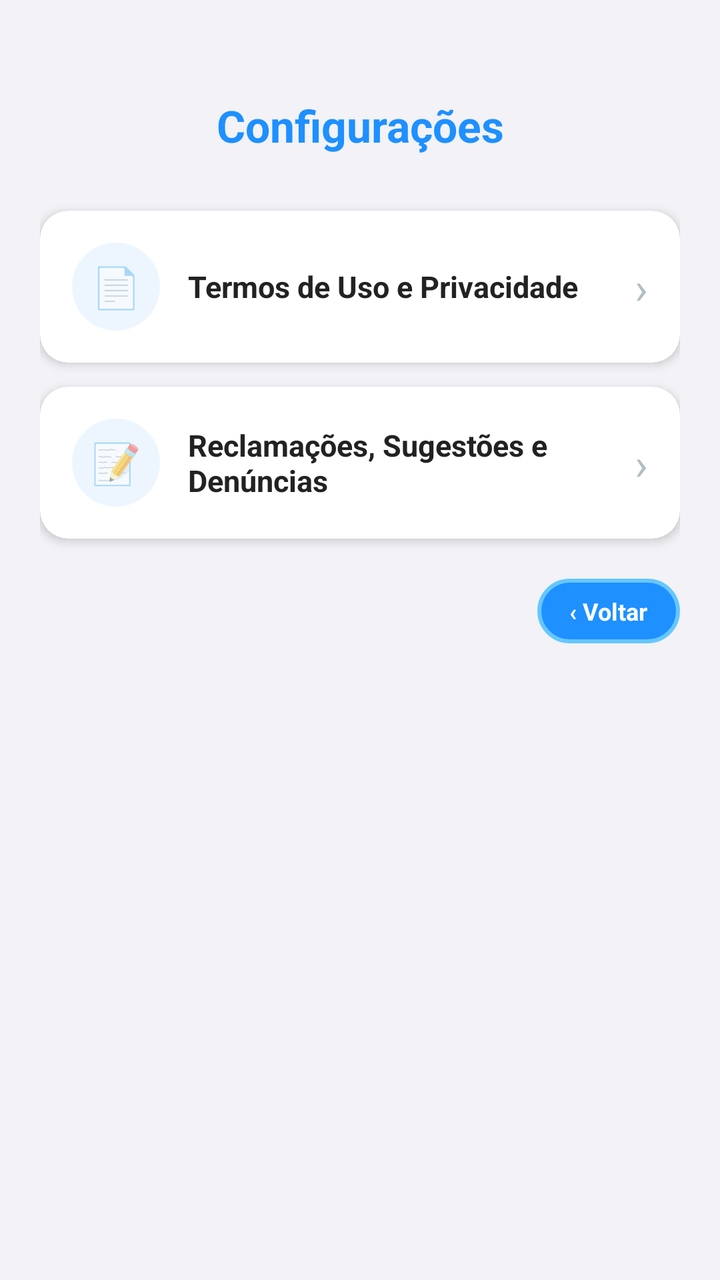
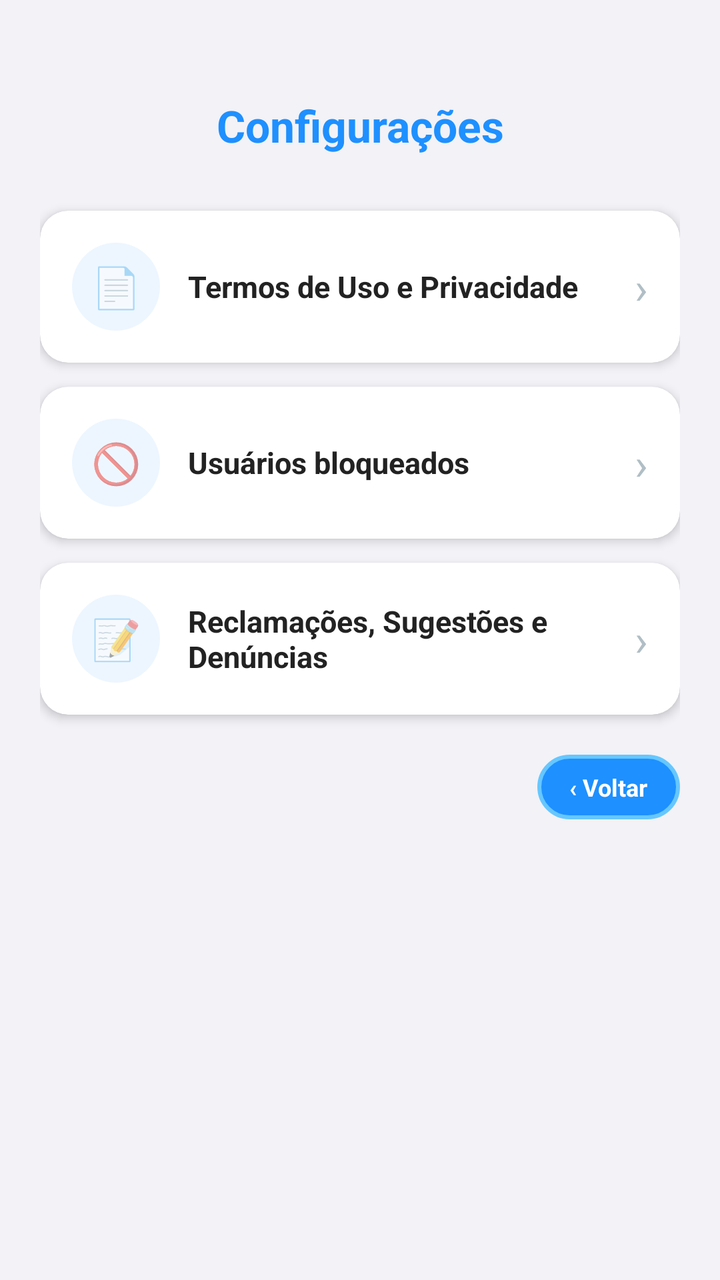

Two renders of the same Android screen: before a commit and after it. Below are the layout's source before the change and the commit's diff.
<!-- AndroidManifest.xml: application theme Theme.Caronas -->
<!-- res/layout/activity_configuracoes_caronas.xml -->
<?xml version="1.0" encoding="utf-8"?>
<FrameLayout xmlns:android="http://schemas.android.com/apk/res/android"
    xmlns:app="http://schemas.android.com/apk/res-auto"
    android:layout_width="match_parent"
    android:layout_height="match_parent"
    android:background="@color/fundo_cinza_claro">

    <LinearLayout
        android:layout_width="match_parent"
        android:layout_height="wrap_content"
        android:orientation="vertical"
        android:padding="20dp">

        <TextView
            android:layout_width="match_parent"
            android:layout_height="wrap_content"
            android:text="@string/config_titulo"
            android:textColor="@color/azul_neon"
            android:textSize="22sp"
            android:textStyle="bold"
            android:gravity="center"
            android:paddingTop="28dp"
            android:paddingBottom="28dp" />

        
        <androidx.cardview.widget.CardView
            android:id="@+id/cardConfigPagamentos"
            android:layout_width="match_parent"
            android:layout_height="wrap_content"
            android:layout_marginBottom="12dp"
            android:visibility="gone"
            app:cardCornerRadius="14dp"
            app:cardBackgroundColor="#FFFFFF"
            app:cardElevation="3dp">

            <LinearLayout
                android:id="@+id/btnConfigPagamentos"
                android:layout_width="match_parent"
                android:layout_height="wrap_content"
                android:orientation="horizontal"
                android:gravity="center_vertical"
                android:padding="16dp"
                android:clickable="true"
                android:focusable="true"
                android:foreground="?attr/selectableItemBackground">

                <TextView
                    android:layout_width="44dp"
                    android:layout_height="44dp"
                    android:background="@drawable/bg_icone_config"
                    android:text="💳"
                    android:textSize="20sp"
                    android:gravity="center"
                    android:layout_marginEnd="14dp" />

                <LinearLayout
                    android:layout_width="0dp"
                    android:layout_height="wrap_content"
                    android:layout_weight="1"
                    android:orientation="vertical">

                    <TextView
                        android:layout_width="match_parent"
                        android:layout_height="wrap_content"
                        android:text="@string/config_botao_pagamentos"
                        android:textColor="#222222"
                        android:textSize="15sp"
                        android:textStyle="bold" />

                    <TextView
                        android:id="@+id/tvConfigPagamentosStatus"
                        android:layout_width="match_parent"
                        android:layout_height="wrap_content"
                        android:textColor="#777777"
                        android:textSize="12sp"
                        android:visibility="gone" />

                </LinearLayout>

                <TextView
                    android:layout_width="wrap_content"
                    android:layout_height="wrap_content"
                    android:text="›"
                    android:textSize="22sp"
                    android:textColor="#B0BEC5" />

            </LinearLayout>

        </androidx.cardview.widget.CardView>

        <androidx.cardview.widget.CardView
            android:layout_width="match_parent"
            android:layout_height="wrap_content"
            android:layout_marginBottom="12dp"
            app:cardCornerRadius="14dp"
            app:cardBackgroundColor="#FFFFFF"
            app:cardElevation="3dp">

            <LinearLayout
                android:id="@+id/btnConfigTermos"
                android:layout_width="match_parent"
                android:layout_height="wrap_content"
                android:orientation="horizontal"
                android:gravity="center_vertical"
                android:padding="16dp"
                android:clickable="true"
                android:focusable="true"
                android:foreground="?attr/selectableItemBackground">

                <TextView
                    android:layout_width="44dp"
                    android:layout_height="44dp"
                    android:background="@drawable/bg_icone_config"
                    android:text="📄"
                    android:textSize="20sp"
                    android:gravity="center"
                    android:layout_marginEnd="14dp" />

                <TextView
                    android:layout_width="0dp"
                    android:layout_height="wrap_content"
                    android:layout_weight="1"
                    android:text="@string/config_botao_termos"
                    android:textColor="#222222"
                    android:textSize="15sp"
                    android:textStyle="bold" />

                <TextView
                    android:layout_width="wrap_content"
                    android:layout_height="wrap_content"
                    android:text="›"
                    android:textSize="22sp"
                    android:textColor="#B0BEC5" />

            </LinearLayout>

        </androidx.cardview.widget.CardView>

        
        <androidx.cardview.widget.CardView
            android:id="@+id/cardConfigOrientacoes"
            android:layout_width="match_parent"
            android:layout_height="wrap_content"
            android:layout_marginBottom="12dp"
            android:visibility="gone"
            app:cardCornerRadius="14dp"
            app:cardBackgroundColor="#FFFFFF"
            app:cardElevation="3dp">

            <LinearLayout
                android:id="@+id/btnConfigOrientacoes"
                android:layout_width="match_parent"
                android:layout_height="wrap_content"
                android:orientation="horizontal"
                android:gravity="center_vertical"
                android:padding="16dp"
                android:clickable="true"
                android:focusable="true"
                android:foreground="?attr/selectableItemBackground">

                <TextView
                    android:layout_width="44dp"
                    android:layout_height="44dp"
                    android:background="@drawable/bg_icone_config"
                    android:text="🧭"
                    android:textSize="20sp"
                    android:gravity="center"
                    android:layout_marginEnd="14dp" />

                <TextView
                    android:layout_width="0dp"
                    android:layout_height="wrap_content"
                    android:layout_weight="1"
                    android:text="@string/admin_botao_orientacoes"
                    android:textColor="#222222"
                    android:textSize="15sp"
                    android:textStyle="bold" />

                <TextView
                    android:layout_width="wrap_content"
                    android:layout_height="wrap_content"
                    android:text="›"
                    android:textSize="22sp"
                    android:textColor="#B0BEC5" />

            </LinearLayout>

        </androidx.cardview.widget.CardView>

        
        <androidx.cardview.widget.CardView
            android:id="@+id/cardConfigRelatorios"
            android:layout_width="match_parent"
            android:layout_height="wrap_content"
            android:layout_marginBottom="12dp"
            android:visibility="gone"
            app:cardCornerRadius="14dp"
            app:cardBackgroundColor="#FFFFFF"
            app:cardElevation="3dp">

            <LinearLayout
                android:id="@+id/btnConfigRelatorios"
                android:layout_width="match_parent"
                android:layout_height="wrap_content"
                android:orientation="horizontal"
                android:gravity="center_vertical"
                android:padding="16dp"
                android:clickable="true"
                android:focusable="true"
                android:foreground="?attr/selectableItemBackground">

                <TextView
                    android:layout_width="44dp"
                    android:layout_height="44dp"
                    android:background="@drawable/bg_icone_config"
                    android:text="📊"
                    android:textSize="20sp"
                    android:gravity="center"
                    android:layout_marginEnd="14dp" />

                <TextView
                    android:layout_width="0dp"
                    android:layout_height="wrap_content"
                    android:layout_weight="1"
                    android:text="@string/relatorios_titulo"
                    android:textColor="#222222"
                    android:textSize="15sp"
                    android:textStyle="bold" />

                <TextView
                    android:layout_width="wrap_content"
                    android:layout_height="wrap_content"
                    android:text="›"
                    android:textSize="22sp"
                    android:textColor="#B0BEC5" />

            </LinearLayout>

        </androidx.cardview.widget.CardView>

        
        <androidx.cardview.widget.CardView
            android:id="@+id/cardConfigAdministracao"
            android:layout_width="match_parent"
            android:layout_height="wrap_content"
            android:layout_marginBottom="12dp"
            android:visibility="gone"
            app:cardCornerRadius="14dp"
            app:cardBackgroundColor="#FFFFFF"
            app:cardElevation="3dp">

            <LinearLayout
                android:id="@+id/btnConfigAdministracao"
                android:layout_width="match_parent"
                android:layout_height="wrap_content"
                android:orientation="horizontal"
                android:gravity="center_vertical"
                android:padding="16dp"
                android:clickable="true"
                android:focusable="true"
                android:foreground="?attr/selectableItemBackground">

                <TextView
                    android:layout_width="44dp"
                    android:layout_height="44dp"
                    android:background="@drawable/bg_icone_config"
                    android:text="👑"
                    android:textSize="20sp"
                    android:gravity="center"
                    android:layout_marginEnd="14dp" />

                <TextView
                    android:layout_width="0dp"
                    android:layout_height="wrap_content"
                    android:layout_weight="1"
                    android:text="@string/gerenciar_admins_titulo"
                    android:textColor="#222222"
                    android:textSize="15sp"
                    android:textStyle="bold" />

                <TextView
                    android:layout_width="wrap_content"
                    android:layout_height="wrap_content"
                    android:text="›"
                    android:textSize="22sp"
                    android:textColor="#B0BEC5" />

            </LinearLayout>

        </androidx.cardview.widget.CardView>

        
        <androidx.cardview.widget.CardView
            android:id="@+id/cardConfigMensagens"
            android:layout_width="match_parent"
            android:layout_height="wrap_content"
            android:layout_marginBottom="12dp"
            android:visibility="gone"
            app:cardCornerRadius="14dp"
            app:cardBackgroundColor="#FFFFFF"
            app:cardElevation="3dp">

            <LinearLayout
                android:id="@+id/btnConfigMensagens"
                android:layout_width="match_parent"
                android:layout_height="wrap_content"
                android:orientation="horizontal"
                android:gravity="center_vertical"
                android:padding="16dp"
                android:clickable="true"
                android:focusable="true"
                android:foreground="?attr/selectableItemBackground">

                <TextView
                    android:layout_width="44dp"
                    android:layout_height="44dp"
                    android:background="@drawable/bg_icone_config"
                    android:text="💬"
                    android:textSize="20sp"
                    android:gravity="center"
                    android:layout_marginEnd="14dp" />

                <TextView
                    android:layout_width="0dp"
                    android:layout_height="wrap_content"
                    android:layout_weight="1"
                    android:text="@string/admin_botao_ver_mensagens"
                    android:textColor="#222222"
                    android:textSize="15sp"
                    android:textStyle="bold" />

                <TextView
                    android:layout_width="wrap_content"
                    android:layout_height="wrap_content"
                    android:text="›"
                    android:textSize="22sp"
                    android:textColor="#B0BEC5" />

            </LinearLayout>

        </androidx.cardview.widget.CardView>

        
        <androidx.cardview.widget.CardView
            android:id="@+id/cardConfigFinanceiro"
            android:layout_width="match_parent"
            android:layout_height="wrap_content"
            android:layout_marginBottom="12dp"
            android:visibility="gone"
            app:cardCornerRadius="14dp"
            app:cardBackgroundColor="#FFFFFF"
            app:cardElevation="3dp">

            <LinearLayout
                android:id="@+id/btnConfigFinanceiro"
                android:layout_width="match_parent"
                android:layout_height="wrap_content"
                android:orientation="horizontal"
                android:gravity="center_vertical"
                android:padding="16dp"
                android:clickable="true"
                android:focusable="true"
                android:foreground="?attr/selectableItemBackground">

                <TextView
                    android:layout_width="44dp"
                    android:layout_height="44dp"
                    android:background="@drawable/bg_icone_config"
                    android:text="💰"
                    android:textSize="20sp"
                    android:gravity="center"
                    android:layout_marginEnd="14dp" />

                <TextView
                    android:layout_width="0dp"
                    android:layout_height="wrap_content"
                    android:layout_weight="1"
                    android:text="@string/admin_botao_ver_financeiro"
                    android:textColor="#222222"
                    android:textSize="15sp"
                    android:textStyle="bold" />

                <TextView
                    android:layout_width="wrap_content"
                    android:layout_height="wrap_content"
                    android:text="›"
                    android:textSize="22sp"
                    android:textColor="#B0BEC5" />

            </LinearLayout>

        </androidx.cardview.widget.CardView>

        <androidx.cardview.widget.CardView
            android:id="@+id/cardConfigManifestacoes"
            android:layout_width="match_parent"
            android:layout_height="wrap_content"
            app:cardCornerRadius="14dp"
            app:cardBackgroundColor="#FFFFFF"
            app:cardElevation="3dp">

            <LinearLayout
                android:id="@+id/btnConfigManifestacoes"
                android:layout_width="match_parent"
                android:layout_height="wrap_content"
                android:orientation="horizontal"
                android:gravity="center_vertical"
                android:padding="16dp"
                android:clickable="true"
                android:focusable="true"
                android:foreground="?attr/selectableItemBackground">

                <TextView
                    android:layout_width="44dp"
                    android:layout_height="44dp"
                    android:background="@drawable/bg_icone_config"
                    android:text="📝"
                    android:textSize="20sp"
                    android:gravity="center"
                    android:layout_marginEnd="14dp" />

                <TextView
                    android:layout_width="0dp"
                    android:layout_height="wrap_content"
                    android:layout_weight="1"
                    android:text="@string/config_botao_manifestacoes"
                    android:textColor="#222222"
                    android:textSize="15sp"
                    android:textStyle="bold" />

                <TextView
                    android:layout_width="wrap_content"
                    android:layout_height="wrap_content"
                    android:text="›"
                    android:textSize="22sp"
                    android:textColor="#B0BEC5" />

            </LinearLayout>

        </androidx.cardview.widget.CardView>

        
        <TextView
            android:id="@+id/btnVoltarConfig"
            android:layout_width="wrap_content"
            android:layout_height="wrap_content"
            android:layout_gravity="end"
            android:layout_marginTop="20dp"
            android:text="@string/voltar"
            android:textColor="#FFFFFF"
            android:textSize="12sp"
            android:textStyle="bold"
            android:background="@drawable/botao_azul_neon"
            android:paddingStart="16dp"
            android:paddingEnd="16dp"
            android:paddingTop="8dp"
            android:paddingBottom="8dp"
            android:clickable="true"
            android:focusable="true" />

    </LinearLayout>

</FrameLayout>
<!-- resources referenced by this layout -->
<resources>
  <color name="azul_neon">#1E90FF</color>
  <color name="fundo_cinza_claro">#F2F2F7</color>
  <!-- drawable bg_icone_config (drawable) -->
  <?xml version="1.0" encoding="utf-8"?>
  <shape xmlns:android="http://schemas.android.com/apk/res/android"
      android:shape="oval">
      <solid android:color="#141E90FF" />
  </shape>
  <!-- drawable botao_azul_neon (drawable) -->
  <?xml version="1.0" encoding="utf-8"?>
  <shape xmlns:android="http://schemas.android.com/apk/res/android">
      <solid android:color="#1E90FF" />
      <corners android:radius="25dp" />
      <stroke android:width="2dp" android:color="#66C7FF" />
      <padding android:left="16dp" android:right="16dp" android:top="12dp" android:bottom="12dp" />
  </shape>
  <string name="admin_botao_orientacoes">Orientações</string>
  <string name="admin_botao_ver_financeiro">Financeiro</string>
  <string name="admin_botao_ver_mensagens">Ver Mensagens</string>
  <string name="config_botao_manifestacoes">Reclamações, Sugestões e Denúncias</string>
  <string name="config_botao_pagamentos">Pagamentos</string>
  <string name="config_botao_termos">Termos de Uso e Privacidade</string>
  <string name="config_titulo">Configurações</string>
  <string name="gerenciar_admins_titulo">Administradores</string>
  <string name="relatorios_titulo">Relatórios</string>
  <string name="voltar">‹ Voltar</string>
  <style name="Theme.Caronas" parent="Theme.MaterialComponents.DayNight.NoActionBar">
          <item name="colorPrimary">@color/azul_neon</item>
          <item name="colorPrimaryVariant">@color/azul_neon_escuro</item>
          <item name="colorOnPrimary">@color/white</item>
          <item name="colorSecondary">@color/azul_neon</item>
          <item name="colorSecondaryVariant">@color/azul_neon_escuro</item>
          <item name="colorOnSecondary">@color/white</item>
          <item name="android:statusBarColor">@color/fundo_escuro</item>
          <item name="android:windowBackground">@color/fundo_escuro</item>
      </style>
  <color name="azul_neon_escuro">#0D47A1</color>
  <color name="white">#FFFFFFFF</color>
  <color name="fundo_escuro">#0A0E1A</color>
</resources>

<!-- the commit's change to res/layout/activity_configuracoes_caronas.xml (unified diff, before → after) -->
@@ -376,6 +376,55 @@
                     android:layout_height="wrap_content"
                     android:layout_weight="1"
                     android:text="@string/admin_botao_ver_financeiro"
+                    android:textColor="#222222"
+                    android:textSize="15sp"
+                    android:textStyle="bold" />
+
+                <TextView
+                    android:layout_width="wrap_content"
+                    android:layout_height="wrap_content"
+                    android:text="›"
+                    android:textSize="22sp"
+                    android:textColor="#B0BEC5" />
+
+            </LinearLayout>
+
+        </androidx.cardview.widget.CardView>
+
+        <androidx.cardview.widget.CardView
+            android:id="@+id/cardConfigBloqueados"
+            android:layout_width="match_parent"
+            android:layout_height="wrap_content"
+            app:cardCornerRadius="14dp"
+            app:cardBackgroundColor="#FFFFFF"
+            app:cardElevation="3dp"
+            android:layout_marginBottom="12dp">
+
+            <LinearLayout
+                android:id="@+id/btnConfigBloqueados"
+                android:layout_width="match_parent"
+                android:layout_height="wrap_content"
+                android:orientation="horizontal"
+                android:gravity="center_vertical"
+                android:padding="16dp"
+                android:clickable="true"
+                android:focusable="true"
+                android:foreground="?attr/selectableItemBackground">
+
+                <TextView
+                    android:layout_width="44dp"
+                    android:layout_height="44dp"
+                    android:background="@drawable/bg_icone_config"
+                    android:text="🚫"
+                    android:textSize="20sp"
+                    android:gravity="center"
+                    android:layout_marginEnd="14dp" />
+
+                <TextView
+                    android:layout_width="0dp"
+                    android:layout_height="wrap_content"
+                    android:layout_weight="1"
+                    android:text="@string/config_botao_bloqueados"
                     android:textColor="#222222"
                     android:textSize="15sp"
                     android:textStyle="bold" />
<!-- resource entries referenced after the edit -->
@@ -19,6 +19,7 @@
   <string name="admin_botao_orientacoes">Orientações</string>
   <string name="admin_botao_ver_financeiro">Financeiro</string>
   <string name="admin_botao_ver_mensagens">Ver Mensagens</string>
+  <string name="config_botao_bloqueados">Usuários bloqueados</string>
   <string name="config_botao_manifestacoes">Reclamações, Sugestões e Denúncias</string>
   <string name="config_botao_pagamentos">Pagamentos</string>
   <string name="config_botao_termos">Termos de Uso e Privacidade</string>
